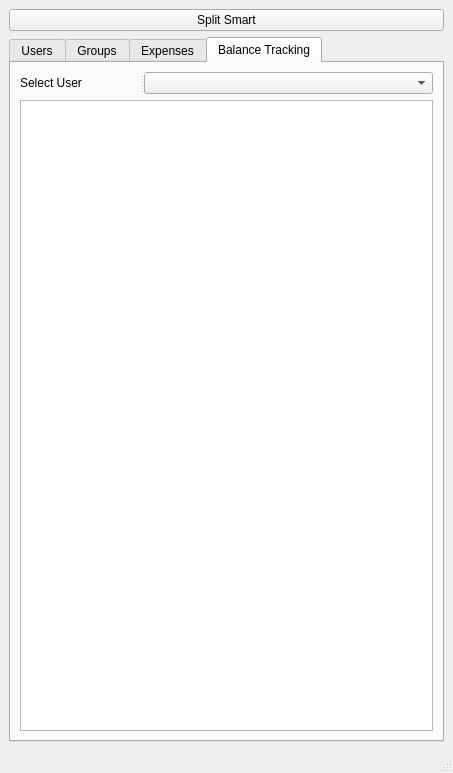
Above: split_smart/ui/ui_main.ui from kiryha/CIS566 before the change. Below: the same form after it.
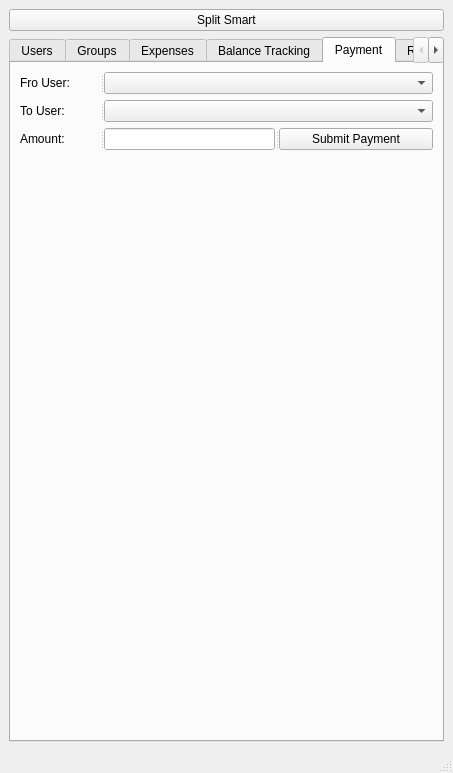
That is the form after the change.

Commit message: create payments

What changed in the file:
```diff
--- a/split_smart/ui/ui_main.ui
+++ b/split_smart/ui/ui_main.ui
@@ -25,7 +25,7 @@
     <item>
      <widget class="QTabWidget" name="tabWidget">
       <property name="currentIndex">
-       <number>3</number>
+       <number>4</number>
       </property>
       <widget class="QWidget" name="tab_1">
        <attribute name="title">
@@ -482,6 +482,111 @@
         </item>
        </layout>
       </widget>
+      <widget class="QWidget" name="tab_5">
+       <attribute name="title">
+        <string>Payment</string>
+       </attribute>
+       <layout class="QVBoxLayout" name="verticalLayout_6">
+        <item>
+         <widget class="QSplitter" name="splitter_12">
+          <property name="orientation">
+           <enum>Qt::Horizontal</enum>
+          </property>
+          <widget class="QLabel" name="label_12">
+           <property name="minimumSize">
+            <size>
+             <width>80</width>
+             <height>0</height>
+            </size>
+           </property>
+           <property name="maximumSize">
+            <size>
+             <width>80</width>
+             <height>16777215</height>
+            </size>
+           </property>
+           <property name="text">
+            <string>Fro User: </string>
+           </property>
+          </widget>
+          <widget class="QComboBox" name="comUserPayFrom"/>
+         </widget>
+        </item>
+        <item>
+         <widget class="QSplitter" name="splitter_15">
+          <property name="orientation">
+           <enum>Qt::Horizontal</enum>
+          </property>
+          <widget class="QLabel" name="label_13">
+           <property name="minimumSize">
+            <size>
+             <width>80</width>
+             <height>0</height>
+            </size>
+           </property>
+           <property name="maximumSize">
+            <size>
+             <width>80</width>
+             <height>16777215</height>
+            </size>
+           </property>
+           <property name="text">
+            <string>To User: </string>
+           </property>
+          </widget>
+          <widget class="QComboBox" name="comUserPayTo"/>
+         </widget>
+        </item>
+        <item>
+         <widget class="QSplitter" name="splitter_14">
+          <property name="orientation">
+           <enum>Qt::Horizontal</enum>
+          </property>
+          <widget class="QLabel" name="label_14">
+           <property name="minimumSize">
+            <size>
+             <width>80</width>
+             <height>0</height>
+            </size>
+           </property>
+           <property name="maximumSize">
+            <size>
+             <width>80</width>
+             <height>16777215</height>
+            </size>
+           </property>
+           <property name="text">
+            <string>Amount: </string>
+           </property>
+          </widget>
+          <widget class="QLineEdit" name="linPayAmount"/>
+          <widget class="QPushButton" name="btnSubmitPayment">
+           <property name="text">
+            <string>Submit Payment</string>
+           </property>
+          </widget>
+         </widget>
+        </item>
+        <item>
+         <spacer name="verticalSpacer_3">
+          <property name="orientation">
+           <enum>Qt::Vertical</enum>
+          </property>
+          <property name="sizeHint" stdset="0">
+           <size>
+            <width>20</width>
+            <height>40</height>
+           </size>
+          </property>
+         </spacer>
+        </item>
+       </layout>
+      </widget>
+      <widget class="QWidget" name="tab_6">
+       <attribute name="title">
+        <string>Reports</string>
+       </attribute>
+      </widget>
      </widget>
     </item>
    </layout>
```
The commit also changes 2 other files.
